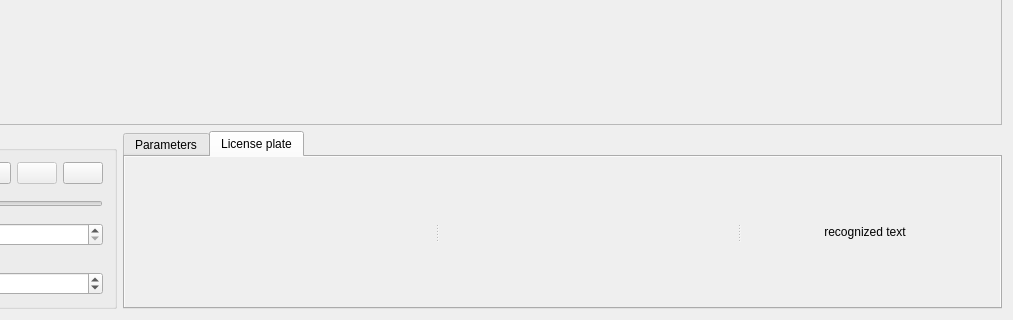
Above: LicensePlateExtractor/mainwindow.ui from dworak/licence-plate-extractor before the change; both pictures show x 146 to 1159 and y 145 to 465 of the 1159 by 465 pixel window. Below: the same form after it.
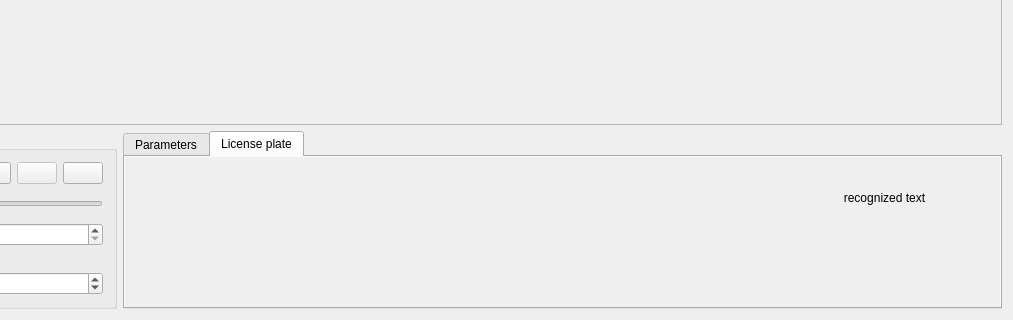
That is the form after the change. Icons and pictures are not drawn. Custom widgets are drawn as their Qt base class.

```diff
--- a/LicensePlateExtractor/mainwindow.ui
+++ b/LicensePlateExtractor/mainwindow.ui
@@ -643,9 +643,6 @@
              <property name="frameShape">
               <enum>QFrame::NoFrame</enum>
              </property>
-             <property name="verticalScrollBarPolicy">
-              <enum>Qt::ScrollBarAlwaysOff</enum>
-             </property>
              <property name="widgetResizable">
               <bool>true</bool>
              </property>
@@ -658,14 +655,14 @@
                 <height>184</height>
                </rect>
               </property>
-              <layout class="QHBoxLayout" name="horizontalLayout_2">
-               <item>
-                <widget class="QSplitter" name="splitter">
-                 <property name="orientation">
-                  <enum>Qt::Horizontal</enum>
-                 </property>
+              <layout class="QGridLayout" name="gridLayout">
+               <item row="0" column="1">
                  <widget class="CVImageWidget" name="lpBWView" native="true"/>
+               </item>
+               <item row="0" column="2">
                  <widget class="CVImageWidget" name="lpView" native="true"/>
+               </item>
+               <item row="0" column="3">
                  <widget class="QLabel" name="recognizedText">
                   <property name="text">
                    <string>recognized text</string>
@@ -677,7 +674,12 @@
                    <set>Qt::LinksAccessibleByMouse|Qt::TextSelectableByMouse</set>
                   </property>
                  </widget>
-                </widget>
+               </item>
+               <item row="1" column="1">
+                <widget class="CVImageWidget" name="hHistView" native="true"/>
+               </item>
+               <item row="0" column="0">
+                <widget class="CVImageWidget" name="vHistView" native="true"/>
                </item>
               </layout>
              </widget>
```
Lines whose indentation alone changed are shown as unchanged.
